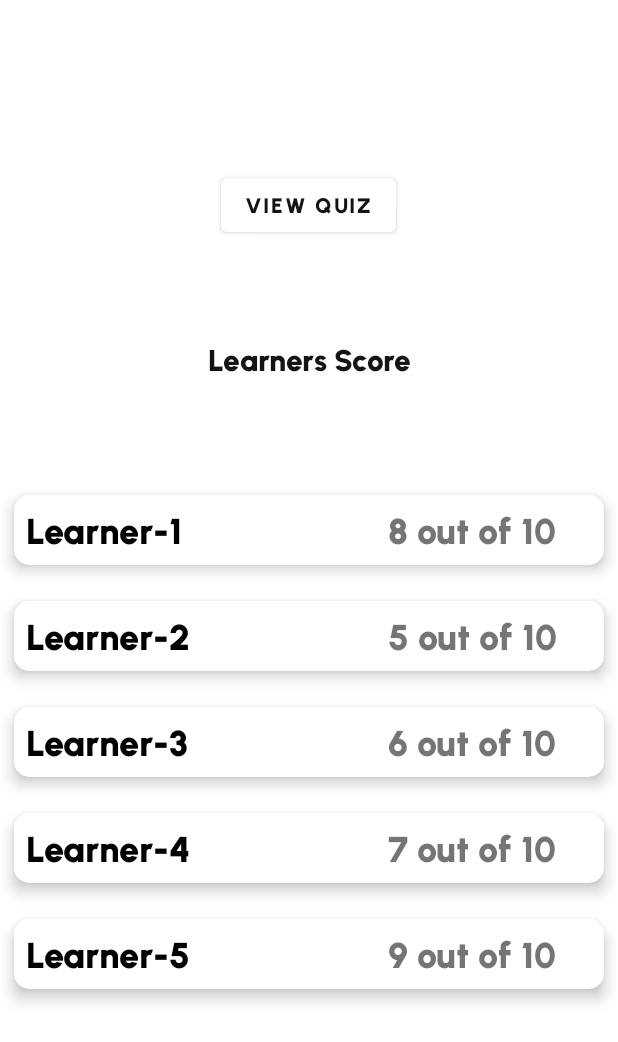
After one commit to Nischal-S-Dwaral/EducationSupport, an Android app: the ViewQuizAndScore screen opened directly, with no data from a screen before it, on a phone screen of 412 x 824 dp. The commit adds this screen. Shown: the top 1042 px of the screen. Run offline under Robolectric (Android 15) with nearby library versions, the phone set to English and light mode, and no system bars.

Commit message:
learner score changes

```diff
--- /dev/null
+++ b/app/src/main/java/com/example/educationsupport/adapters/educator/LearnerScoreAdapter.kt
@@ -0,0 +1,69 @@
+package com.example.educationsupport.adapters.educator
+
+import android.content.Context
+import android.content.Intent
+import android.view.LayoutInflater
+import android.view.View
+import android.view.ViewGroup
+import android.widget.ProgressBar
+import android.widget.TextView
+import androidx.recyclerview.widget.RecyclerView
+import com.example.educationsupport.R
+//import com.example.educationsupport.learner.QuizAnswerReviewActivity
+import com.example.educationsupport.model.Learner
+
+class LearnerScoreAdapter(private val learnerList: List<Learner>, private val context: Context) :
+    RecyclerView.Adapter<LearnerScoreAdapter.ViewHolder>() {
+
+    class ViewHolder(itemView: View) : RecyclerView.ViewHolder(itemView) {
+        var tvLearnerName: TextView
+        //var progressBar: ProgressBar
+        //var tvCompletedQuizScoreViewProgress: TextView
+        var learnerQuizScore: TextView
+        //var scoreTitle: TextView
+
+        init {
+            tvLearnerName = itemView.findViewById(R.id.tv_learner_name)
+            learnerQuizScore = itemView.findViewById(R.id.learner_quiz_score)
+            //scoreTitle = itemView.findViewById(R.id.score_title)
+            //progressBar = itemView.findViewById(R.id.quiz_score_progress_bar)
+            //tvCompletedQuizScoreViewProgress = itemView.findViewById(R.id.completed_quiz_score_text_view_progress)
+        }
+    }
+
+    override fun onCreateViewHolder(parent: ViewGroup, viewType: Int): ViewHolder {
+        val view: View = LayoutInflater.from(parent.context).inflate(R.layout.learner_quiz_score_card, parent, false)
+        return ViewHolder(view)
+    }
+
+    override fun getItemCount(): Int {
+        return learnerList.size
+    }
+
+    override fun onBindViewHolder(holder: ViewHolder, position: Int) {
+
+        val learner = learnerList[position]
+
+        holder.tvLearnerName.text = learner.name
+
+        val correctAnswers = learner.correctAnswer
+        val totalQuestions = learner.totalQuestion
+
+        val resultString = buildString {
+            append(correctAnswers)
+            append(" out of ")
+            append(totalQuestions)
+        }
+
+        holder.learnerQuizScore.text = resultString
+        //holder.scoreTitle.text = "Learners Score"
+        //holder.progressBar.progress = learner.score
+        //holder.tvCompletedQuizScoreViewProgress.text = learner.score.toString()+"%"
+
+        holder.itemView.setOnClickListener {
+            //TODO Send data through the intent
+//            val intent = Intent(context, QuizAnswerReviewActivity::class.java)
+//            context.startActivity(intent)
+        }
+    }
+}
--- a/app/src/main/java/com/example/educationsupport/adapters/educator/QuizListAdapter.kt
+++ b/app/src/main/java/com/example/educationsupport/adapters/educator/QuizListAdapter.kt
@@ -11,7 +11,8 @@ import android.widget.ProgressBar
 import android.widget.TextView
 import androidx.recyclerview.widget.RecyclerView
 import com.example.educationsupport.R
-import com.example.educationsupport.educator.ViewQuizActivity
+//import com.example.educationsupport.educator.ViewQuizActivity
+import com.example.educationsupport.educator.ViewQuizAndScore
 import com.example.educationsupport.model.Quiz
 
 class QuizListAdapter(private val quizList: List<Quiz>?, private val context: Context) :
@@ -40,7 +41,8 @@ class QuizListAdapter(private val quizList: List<Quiz>?, private val context: Co
 
             Handler(Looper.getMainLooper()).postDelayed({
                 holder.progressLoadQuiz.visibility = View.GONE
-                val intent = Intent(context, ViewQuizActivity::class.java)
+                //val intent = Intent(context, ViewQuizActivity::class.java)
+                val intent = Intent(context, ViewQuizAndScore::class.java)
                 context.startActivity(intent)
             }, 2000)
         }
--- a/app/src/main/java/com/example/educationsupport/adapters/learner/CompleteQuizAdapter.kt
+++ b/app/src/main/java/com/example/educationsupport/adapters/learner/CompleteQuizAdapter.kt
@@ -21,7 +21,7 @@ class CompleteQuizAdapter(private val quizList: List<Quiz>, private val context:
         var tvCompletedQuizScoreViewProgress: TextView
 
         init {
-            tvCompletedQuizName = itemView.findViewById(R.id.tv_completed_quiz_name)
+            tvCompletedQuizName = itemView.findViewById(R.id.tv_learner_name)
             progressBar = itemView.findViewById(R.id.quiz_score_progress_bar)
             tvCompletedQuizScoreViewProgress = itemView.findViewById(R.id.completed_quiz_score_text_view_progress)
         }
--- a/app/src/main/java/com/example/educationsupport/constants/Constants.kt
+++ b/app/src/main/java/com/example/educationsupport/constants/Constants.kt
@@ -5,4 +5,5 @@ object Constants {
     const val COURSE_ID: String = "course_id"
     const val TOTAL_QUESTIONS: String = "total_questions"
     const val CORRECT_ANSWERS: String = "correct_answers"
+    const val QUIZ_ID: String = "quizId"
 }
--- /dev/null
+++ b/app/src/main/java/com/example/educationsupport/constants/LearnerConstants.kt
@@ -0,0 +1,63 @@
+package com.example.educationsupport.constants
+
+import com.example.educationsupport.model.Learner
+
+object LearnerConstants {
+
+    fun getLearnerList() : ArrayList<Learner> {
+
+        val learner1 = Learner(
+            1,
+            "Learner-1",
+            "1",
+            80,
+            8,
+            10
+        )
+
+        val learner2 = Learner(
+            2,
+            "Learner-2",
+            "1",
+            45,
+            5,
+            10
+        )
+
+        val learner3 = Learner(
+            3,
+            "Learner-3",
+            "1",
+            65,
+            6,
+            10
+        )
+
+        val learner4 = Learner(
+            4,
+            "Learner-4",
+            "1",
+            25,
+            7,
+            10
+        )
+
+        val learner5 = Learner(
+            5,
+            "Learner-5",
+            "1",
+            45,
+            9,
+            10
+        )
+
+        val learnlist = ArrayList<Learner>()
+        learnlist.add(learner1)
+        learnlist.add(learner2)
+        learnlist.add(learner3)
+        learnlist.add(learner4)
+        learnlist.add(learner5)
+
+        return learnlist
+    }
+}
--- a/app/src/main/java/com/example/educationsupport/constants/QuizListConstants.kt
+++ b/app/src/main/java/com/example/educationsupport/constants/QuizListConstants.kt
@@ -1,8 +1,9 @@
 package com.example.educationsupport.constants
 
+import com.example.educationsupport.model.Course
 import com.example.educationsupport.model.Quiz
 
-object QuizListConstants {
+object  QuizListConstants {
 
     fun getQuizList() : ArrayList<Quiz> {
         val quiz1 = Quiz(
@@ -11,7 +12,8 @@ object QuizListConstants {
             "Quiz-1",
             "This is Quiz-1",
             true,
-            80
+            80,
+             LearnerConstants.getLearnerList()
         )
 
         val quiz2 = Quiz(
@@ -20,7 +22,8 @@ object QuizListConstants {
             "Quiz-2",
             "This is Quiz-2",
             true,
-            45
+            45,
+            LearnerConstants.getLearnerList()
         )
 
         val quiz3 = Quiz(
@@ -29,7 +32,8 @@ object QuizListConstants {
             "Quiz-3",
             "This is Quiz-3",
             true,
-            68
+            68,
+            LearnerConstants.getLearnerList()
         )
 
         val quiz4 = Quiz(
@@ -38,7 +42,8 @@ object QuizListConstants {
             "Quiz-4",
             "This is Quiz-4",
             false,
-            0
+            0,
+            LearnerConstants.getLearnerList()
         )
 
         val quiz5 = Quiz(
@@ -47,7 +52,8 @@ object QuizListConstants {
             "Quiz-5",
             "This is Quiz-5",
             false,
-            0
+            0,
+            LearnerConstants.getLearnerList()
         )
 
         val quiz6 = Quiz(
@@ -56,7 +62,8 @@ object QuizListConstants {
             "Quiz-6",
             "This is Quiz-6",
             false,
-            0
+            0,
+            LearnerConstants.getLearnerList()
         )
 
         val quizList = ArrayList<Quiz>()
@@ -80,4 +87,15 @@ object QuizListConstants {
         }
         return courseQuizList;
     }
+
+    fun getQuizById(quizId: Int): Quiz? {
+        val quizList = this.getQuizList();
+        var quz: Quiz? = null
+        for(q in quizList){
+            if(q.id == quizId) {
+                quz = q
+            }
+        }
+        return quz;
+    }
 }
--- /dev/null
+++ b/app/src/main/java/com/example/educationsupport/educator/ViewQuizAndScore.kt
@@ -0,0 +1,62 @@
+package com.example.educationsupport.educator
+
+import android.content.Intent
+import androidx.appcompat.app.AppCompatActivity
+import android.os.Bundle
+import android.widget.Button
+import android.widget.TextView
+import androidx.recyclerview.widget.LinearLayoutManager
+import androidx.recyclerview.widget.RecyclerView
+import com.example.educationsupport.EducatorMainActivity
+import com.example.educationsupport.R
+import com.example.educationsupport.adapters.educator.LearnerScoreAdapter
+import com.example.educationsupport.constants.Constants
+import com.example.educationsupport.constants.QuizListConstants
+import com.example.educationsupport.educator.ViewQuizActivity
+import com.example.educationsupport.model.Learner
+
+class ViewQuizAndScore : AppCompatActivity() {
+
+    lateinit var viewbutton: Button
+    private var quizId: Int = 0
+
+    private lateinit var tvLearnerQuizScore: TextView
+
+    private lateinit var learnerScoreRecyclerView: RecyclerView
+    private lateinit var learnerScoreLayoutManager: LinearLayoutManager
+    private lateinit var learnerScoreAdapter: LearnerScoreAdapter
+
+    override fun onCreate(savedInstanceState: Bundle?) {
+        super.onCreate(savedInstanceState)
+        setContentView(R.layout.activity_view_quiz_and_score)
+
+        //quizId = intent.getIntExtra(Constants.QUIZ_ID, -1)
+
+        viewbutton = findViewById(R.id.viewbutton)
+
+        /**
+         * Get the quiz information
+         */
+        //val quiz = QuizListConstants.getQuizById(quizId)
+
+        val quizList = QuizListConstants.getQuizList()
+        val firstQuiz = quizList.first()
+        val learnerlist = firstQuiz.learnerList
+
+        /**
+         * Setup the start quiz list recycler view
+         */
+        learnerScoreLayoutManager = LinearLayoutManager(this@ViewQuizAndScore)
+        learnerScoreAdapter = LearnerScoreAdapter(learnerlist, this@ViewQuizAndScore)
+        learnerScoreRecyclerView = findViewById(R.id.view_quiz_learner_score)
+        learnerScoreRecyclerView.setHasFixedSize(true)
+        learnerScoreRecyclerView.layoutManager = learnerScoreLayoutManager
+        learnerScoreRecyclerView.adapter = learnerScoreAdapter
+
+
+        viewbutton.setOnClickListener{
+            val intent = Intent(this, ViewQuizActivity::class.java)
+            startActivity(intent)
+        }
+    }
+}
--- a/app/src/main/java/com/example/educationsupport/learner/ViewCourseActivity.kt
+++ b/app/src/main/java/com/example/educationsupport/learner/ViewCourseActivity.kt
@@ -64,6 +64,8 @@ class ViewCourseActivity : AppCompatActivity() {
         tvDescription.text = course.description
 
         val quizList = course.quizList
+
+
         val startQuizList = filterQuizList(quizList, false)
         val completedQuizList = filterQuizList(quizList, true)
 
--- /dev/null
+++ b/app/src/main/java/com/example/educationsupport/model/Learner.kt
@@ -0,0 +1,10 @@
+package com.example.educationsupport.model
+
+data class Learner (
+    val id: Int,
+    val name: String,
+    val quizId: String,
+    val score: Int,
+    val correctAnswer: Int,
+    val totalQuestion: Int
+)
--- a/app/src/main/java/com/example/educationsupport/model/Quiz.kt
+++ b/app/src/main/java/com/example/educationsupport/model/Quiz.kt
@@ -6,5 +6,6 @@ data class Quiz(
     val title: String,
     val description: String,
     val isCompleted: Boolean,
-    val score: Int
+    val score: Int,
+    val learnerList: List<Learner>
 )
--- /dev/null
+++ b/app/src/main/java/com/example/educationsupport/model/ViewQuizAndScore.kt
@@ -0,0 +1,5 @@
+package com.example.educationsupport.model
+
+class ViewQuizAndScore {
+
+}
--- a/app/src/main/res/layout/activity_quiz_result.xml
+++ b/app/src/main/res/layout/activity_quiz_result.xml
@@ -34,14 +34,14 @@
         android:textColor="@color/white"/>
 
     <TextView
+        android:id="@+id/tv_quiz_result_quiz_score"
         android:layout_width="wrap_content"
         android:layout_height="wrap_content"
-        android:id="@+id/tv_quiz_result_quiz_score"
+        android:layout_marginTop="10dp"
+        android:text="9 out of 10"
+        android:textColor="@color/white"
         android:textSize="60dp"
-        android:textStyle="bold"
-        android:textColor="@color/white"
-        android:layout_marginTop="10dp"
-        android:text="9 out of 10"/>
+        android:textStyle="bold" />
 
     <Button
         android:layout_width="match_parent"
--- /dev/null
+++ b/app/src/main/res/layout/activity_view_quiz_and_score.xml
@@ -0,0 +1,45 @@
+<?xml version="1.0" encoding="utf-8"?>
+<androidx.constraintlayout.widget.ConstraintLayout xmlns:android="http://schemas.android.com/apk/res/android"
+    xmlns:app="http://schemas.android.com/apk/res-auto"
+    xmlns:tools="http://schemas.android.com/tools"
+    android:id="@+id/view_quiz_learner"
+    android:layout_width="match_parent"
+    android:layout_height="match_parent"
+    tools:context=".educator.ViewQuizAndScore">
+
+    <Button
+        android:id="@+id/viewbutton"
+        android:layout_width="wrap_content"
+        android:layout_height="wrap_content"
+        android:text="View Quiz"
+        android:textColor="#151414"
+        app:iconTint="#0E0202"
+        app:layout_constraintBottom_toTopOf="@+id/view_quiz_learner_score"
+        app:layout_constraintEnd_toEndOf="parent"
+        app:layout_constraintHorizontal_bias="0.498"
+        app:layout_constraintStart_toStartOf="parent"
+        app:layout_constraintTop_toTopOf="parent"
+        app:layout_constraintVertical_bias="0.418" />
+
+    <androidx.recyclerview.widget.RecyclerView
+        android:id="@+id/view_quiz_learner_score"
+        android:layout_width="409dp"
+        android:layout_height="454dp"
+        android:layout_marginBottom="52dp"
+        app:layout_constraintBottom_toBottomOf="parent"
+        app:layout_constraintEnd_toEndOf="parent"
+        app:layout_constraintStart_toStartOf="parent" />
+
+    <TextView
+        android:id="@+id/score_title"
+        android:layout_width="wrap_content"
+        android:layout_height="wrap_content"
+        android:text="Learners Score"
+        android:textColor="#151414"
+        android:textSize="20sp"
+        app:layout_constraintBottom_toTopOf="@+id/view_quiz_learner_score"
+        app:layout_constraintEnd_toEndOf="parent"
+        app:layout_constraintStart_toStartOf="parent"
+        app:layout_constraintTop_toBottomOf="@+id/viewbutton" />
+
+</androidx.constraintlayout.widget.ConstraintLayout>
--- a/app/src/main/res/layout/completed_quiz_score_card.xml
+++ b/app/src/main/res/layout/completed_quiz_score_card.xml
@@ -24,7 +24,7 @@
             android:text="Quiz-1"
             android:textSize="24dp"
             android:textColor="@android:color/black"
-            android:id="@+id/tv_completed_quiz_name"/>
+            android:id="@+id/tv_learner_name"/>
 
         <androidx.constraintlayout.widget.ConstraintLayout
             android:layout_width="match_parent"
@@ -57,6 +57,14 @@
                 app:layout_constraintTop_toTopOf="@+id/quiz_score_progress_bar"
                 tools:text="80%" />
 
+            <TextView
+                android:id="@+id/quiz_score"
+                android:layout_width="wrap_content"
+                android:layout_height="wrap_content"
+                android:text="TextView"
+                tools:layout_editor_absoluteX="128dp"
+                tools:layout_editor_absoluteY="28dp" />
+
         </androidx.constraintlayout.widget.ConstraintLayout>
 
 
--- /dev/null
+++ b/app/src/main/res/layout/learner_quiz_score_card.xml
@@ -0,0 +1,48 @@
+<?xml version="1.0" encoding="utf-8"?>
+<androidx.cardview.widget.CardView
+    xmlns:android="http://schemas.android.com/apk/res/android"
+    xmlns:tools="http://schemas.android.com/tools"
+    android:layout_width="match_parent"
+    android:layout_height="wrap_content"
+    xmlns:app="http://schemas.android.com/apk/res-auto"
+    android:layout_marginHorizontal="8dp"
+    android:layout_marginVertical="12dp"
+    app:cardCornerRadius="10dp"
+    app:cardElevation="6dp">
+
+    <LinearLayout
+        android:layout_width="match_parent"
+        android:layout_height="wrap_content"
+        android:padding="8dp"
+        android:orientation="horizontal"
+        android:gravity="center">
+
+        <TextView
+            android:id="@+id/tv_learner_name"
+            android:layout_width="217dp"
+            android:layout_height="wrap_content"
+            android:gravity="start"
+            android:text="Learner-1"
+            android:textColor="@android:color/black"
+            android:textSize="24dp" />
+
+        <androidx.constraintlayout.widget.ConstraintLayout
+            android:layout_width="match_parent"
+            android:layout_height="wrap_content">
+
+            <TextView
+                android:id="@+id/learner_quiz_score"
+                android:layout_width="wrap_content"
+                android:layout_height="wrap_content"
+                android:textSize="24dp"
+                app:layout_constraintBottom_toBottomOf="parent"
+                app:layout_constraintEnd_toEndOf="parent"
+                app:layout_constraintStart_toStartOf="parent"
+                app:layout_constraintTop_toTopOf="parent" />
+
+        </androidx.constraintlayout.widget.ConstraintLayout>
+
+
+    </LinearLayout>
+
+</androidx.cardview.widget.CardView>
```
Also changed, not shown: app/src/main/AndroidManifest.xml (+19 -8 lines).
